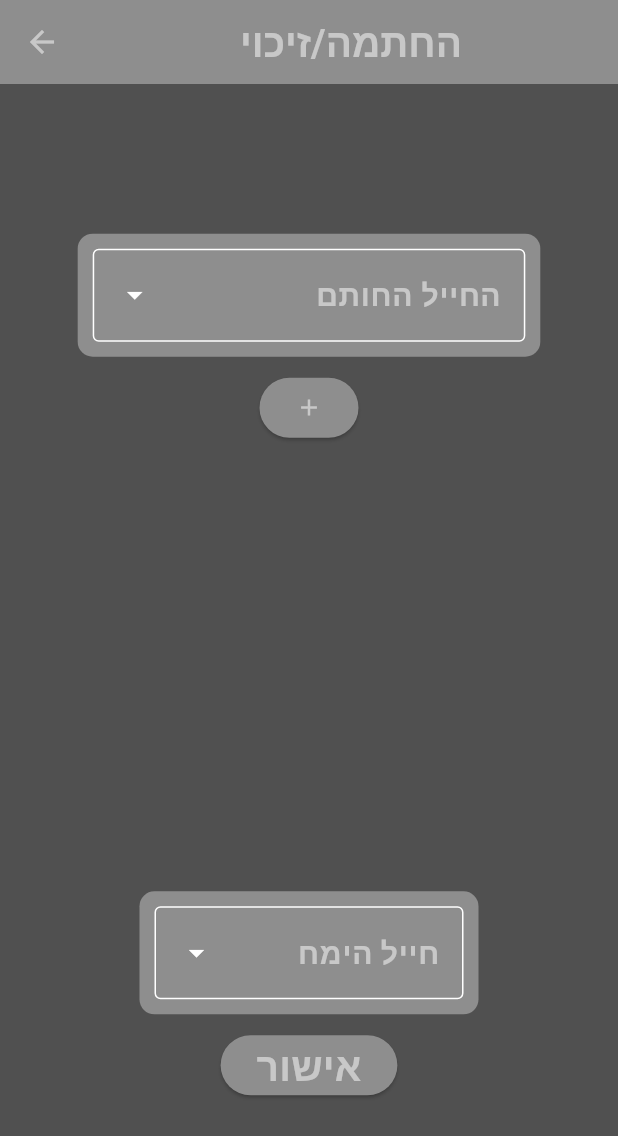
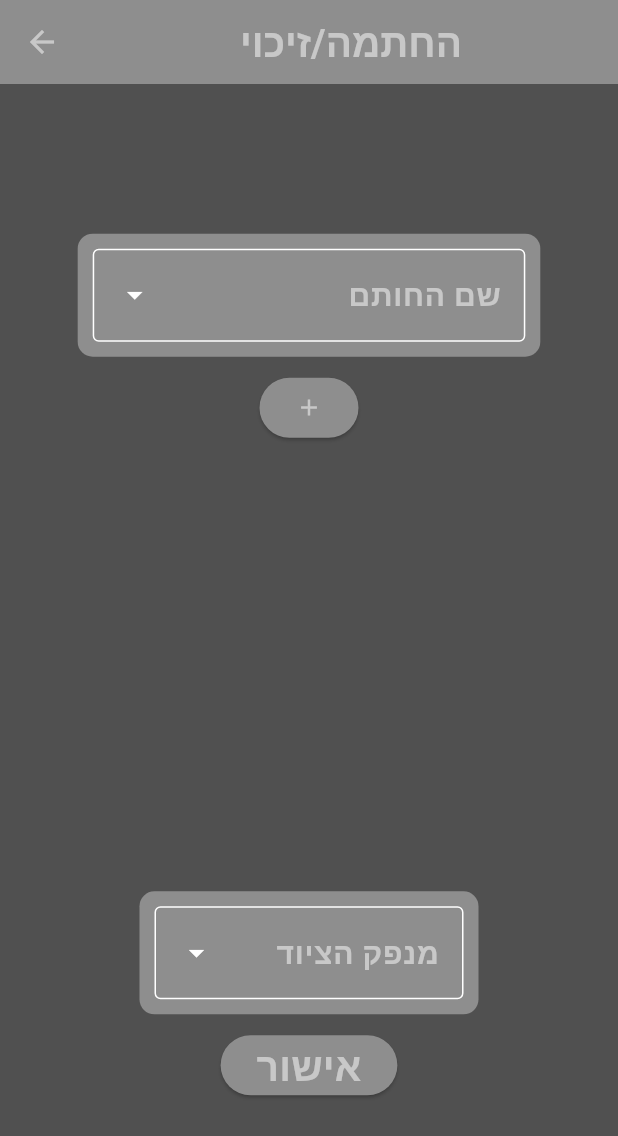
Before and after one commit to shalev5252/mpstorage, a Flutter app: the screen it shows after launch, after a tap on "החתמת/זיכוי ציוד", on a phone screen of 412 x 824 dp. Shown: the top 1136 px of the screen. Run offline on Flutter 3.47's test engine with Material 3 defaults, Android fonts, the phone set to English and light mode, and no system bars; our stand-ins replace cloud_firestore, firebase_core, toggle_switch; missing offline and left inert: horizontal_data_table; accounts and stored records are empty.

Commit message:
changed wording, generalize the app

```diff
--- a/lib/loan_page.dart
+++ b/lib/loan_page.dart
@@ -183,7 +183,7 @@ class _LoanPageState extends State<LoanPage> {
                           requestFocusOnTap: true,
                           menuHeight: 300,
                           width: MediaQuery.sizeOf(context).width * 0.7,
-                          label: Text('החייל החותם', style: userMenuTextStyle),
+                          label: Text('שם החותם', style: userMenuTextStyle),
                           textStyle: userMenuTextStyle,
                           dropdownMenuEntries: [
                             ..._loaners.map((loaner) {
@@ -379,7 +379,7 @@ class _LoanPageState extends State<LoanPage> {
                       requestFocusOnTap: true,
                       menuHeight: 300,
                       width: MediaQuery.sizeOf(context).width * 0.5,
-                      label: Text("חייל הימח", style: userMenuTextStyle),
+                      label: Text("מנפק הציוד", style: userMenuTextStyle),
                       textStyle: userMenuTextStyle,
                       dropdownMenuEntries: _logisticNames.map((String value) {
                         return DropdownMenuEntry(
--- a/lib/main.dart
+++ b/lib/main.dart
@@ -123,7 +123,7 @@ class _MyHomePageState extends State<MyHomePage> {
                   child: _buildNavigationButton(context, 'החתמת/זיכוי ציוד', goToLoanPage)),
               const SizedBox(height: 53),
               Hero(tag: 'loan tables', child:
-              _buildNavigationButton(context, 'חתימות חיילים', goToShowPage)),
+              _buildNavigationButton(context, 'חתימות', goToShowPage)),
               const SizedBox(height: 53),
               Hero(tag: 'equipment state', child:
               _buildNavigationButton(context, 'מציבת ציוד', goToEquipSumPage)),
--- a/lib/users_equipments.dart
+++ b/lib/users_equipments.dart
@@ -107,7 +107,7 @@ class _UserEquipmentPageState extends State<UserEquipmentPage> {
         backgroundColor: buttonsAppbarColors,
         title: Hero(
             tag: "loan tables",
-            child: Center(child: Text('חתימות חיילים', style: labelTextStyle))),
+            child: Center(child: Text('חתימות', style: labelTextStyle))),
         leading: IconButton(
           icon: Icon(Icons.arrow_back, color: textColorStyle),
           onPressed: () => Navigator.of(context).pop(),
@@ -186,7 +186,7 @@ class _UserEquipmentPageState extends State<UserEquipmentPage> {
                 context: context,
                 builder: (context) {
                   return AlertDialog(
-                      title: const Text('פרטי החייל'),
+                      title: const Text('פרטי החותם'),
                       content: Column(
                         mainAxisSize: MainAxisSize.min,
                         children: [
```
